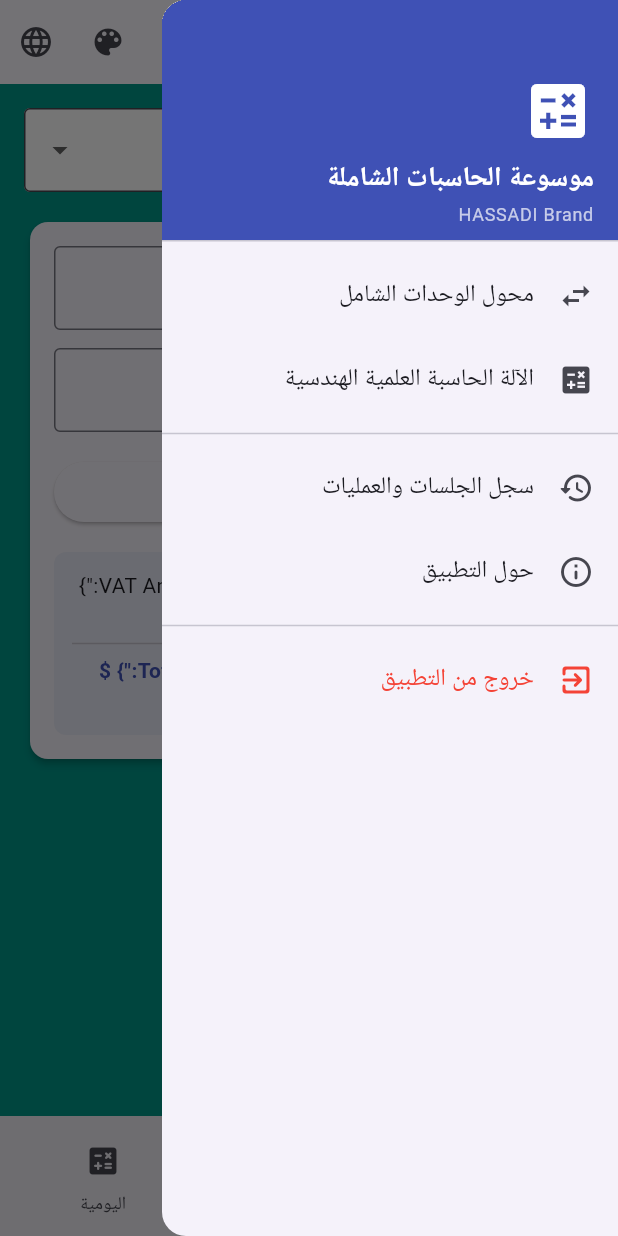
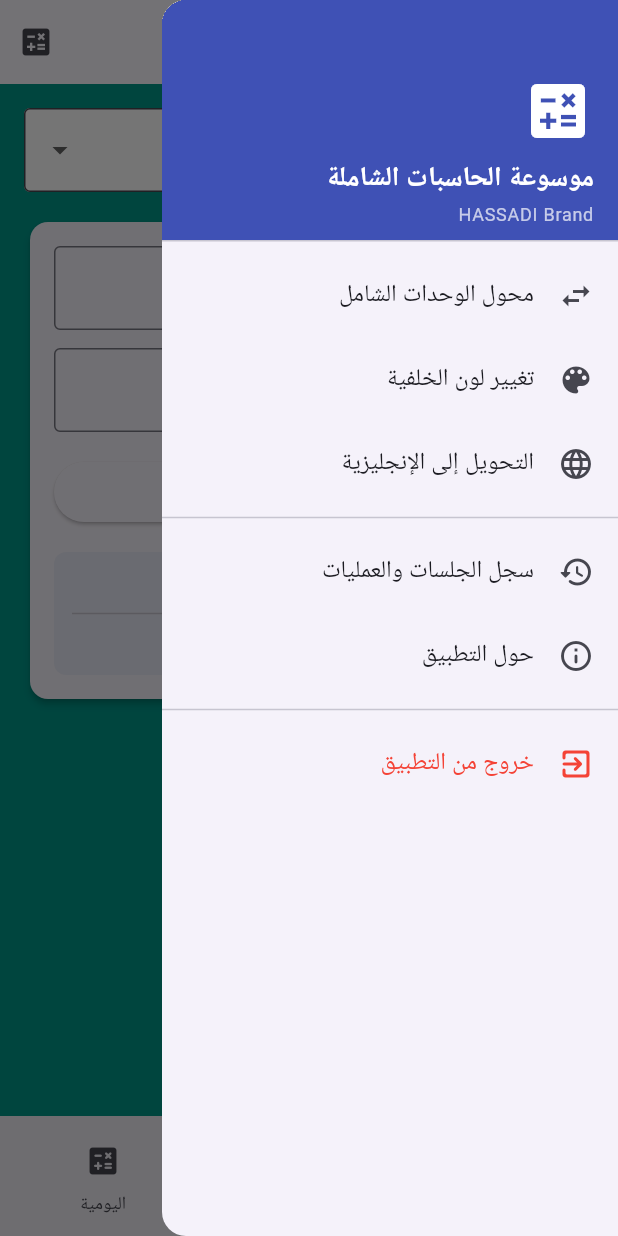
Before and after one commit to Ebrahassad/master-calculator, a Flutter app: the screen it shows after launch, with the side drawer open, on a phone screen of 412 x 824 dp. Run offline on Flutter 3.47's test engine with Material 3 defaults, Android fonts, the phone set to English and light mode, and no system bars; our stand-ins replace fl_chart, math_expressions, share_plus, shared_preferences.

Commit message:
Implement background color preferences and update UI
Added functionality to load and save background color preferences using SharedPreferences. Updated UI elements to reflect changes in color selection and removed unused color picker options.

```diff
--- a/lib/main.dart
+++ b/lib/main.dart
@@ -106,11 +106,33 @@
   Color _backgroundColor = Colors.teal;
   int _selectedIndex = 0;
 
+  @override
+  void initState() {
+    super.initState();
+    _loadPreferences();
+  }
+
+  Future<void> _loadPreferences() async {
+    final prefs = await SharedPreferences.getInstance();
+    final colorValue = prefs.getInt('bg_color');
+    if (colorValue != null) {
+      setState(() {
+        _backgroundColor = Color(colorValue);
+      });
+    }
+  }
+
+  Future<void> _saveBackgroundColor(Color color) async {
+    final prefs = await SharedPreferences.getInstance();
+    await prefs.setInt('bg_color', color.value);
+  }
+
   void _showColorPicker() {
     HapticFeedback.selectionClick();
     setState(() {
       _backgroundColor = _backgroundColor == Colors.teal ? Colors.indigo : Colors.teal;
     });
+    _saveBackgroundColor(_backgroundColor);
   }
 
   void _showHistoryDialog() {
@@ -203,14 +225,12 @@
         ),
         actions: [
           IconButton(
-            icon: const Icon(Icons.color_lens_rounded),
-            onPressed: _showColorPicker,
-            tooltip: widget.isArabic ? 'تغيير اللون' : 'Change Color',
-          ),
-          IconButton(
-            icon: const Icon(Icons.language_rounded),
-            onPressed: widget.onToggleLang,
-            tooltip: widget.isArabic ? 'Switch to English' : 'التحويل إلى العربية',
+            icon: const Icon(Icons.calculate),
+            onPressed: () {
+              HapticFeedback.selectionClick();
+              Navigator.push(context, MaterialPageRoute(builder: (context) => const ScientificCalculatorScreen()));
+            },
+            tooltip: widget.isArabic ? 'الآلة الحاسبة العلمية' : 'Scientific Calculator',
           ),
         ],
       ),
@@ -244,13 +264,14 @@
               },
             ),
             ListTile(
-              leading: const Icon(Icons.calculate),
-              title: Text(widget.isArabic ? 'الآلة الحاسبة العلمية الهندسية' : 'Scientific Calculator'),
-              onTap: () {
-                HapticFeedback.selectionClick();
-                Navigator.pop(context);
-                Navigator.push(context, MaterialPageRoute(builder: (context) => const ScientificCalculatorScreen()));
-              },
+              leading: const Icon(Icons.color_lens_rounded),
+              title: Text(widget.isArabic ? 'تغيير لون الخلفية' : 'Change Background Color'),
+              onTap: _showColorPicker,
+            ),
+            ListTile(
+              leading: const Icon(Icons.language_rounded),
+              title: Text(widget.isArabic ? 'التحويل إلى الإنجليزية' : 'Switch to English / Arabic'),
+              onTap: widget.onToggleLang,
             ),
             const Divider(),
             ListTile(
@@ -343,7 +364,7 @@
       _vatResult = amt * (rate / 100);
       _totalWithVat = amt + _vatResult;
     });
-    widget.onCalculate('VAT Total: \${_totalWithVat.toStringAsFixed(2)}');
+    widget.onCalculate('VAT Total: ${_totalWithVat.toStringAsFixed(2)}');
   }
 
   void _calculateLoan() {
@@ -363,7 +384,7 @@
         _totalInterest = (_monthlyInstallment * months) - principal;
       }
       setState(() {});
-      widget.onCalculate('Loan EMI: \${_monthlyInstallment.toStringAsFixed(2)}');
+      widget.onCalculate('Loan EMI: ${_monthlyInstallment.toStringAsFixed(2)}');
     }
   }
 
@@ -375,7 +396,7 @@
     setState(() {
       _netSalary = (basic + allowances) - deductions;
     });
-    widget.onCalculate('Net Salary: \${_netSalary.toStringAsFixed(2)}');
+    widget.onCalculate('Net Salary: ${_netSalary.toStringAsFixed(2)}');
   }
 
   @override
@@ -437,9 +458,9 @@
                   decoration: BoxDecoration(color: Colors.indigo.shade50, borderRadius: BorderRadius.circular(8)),
                   child: Column(
                     children: [
-                      Text('\${widget.isArabic ? "قيمة الضريبة:" : "VAT Amount:"} \${_vatResult.toStringAsFixed(2)}'),
+                      Text('${widget.isArabic ? "قيمة الضريبة:" : "VAT Amount:"} ${_vatResult.toStringAsFixed(2)}'),
                       const Divider(),
-                      Text('\${widget.isArabic ? "الإجمالي الشامل:" : "Total:"} \${_totalWithVat.toStringAsFixed(2)}', style: const TextStyle(fontWeight: FontWeight.bold, color: Colors.indigo)),
+                      Text('${widget.isArabic ? "الإجمالي الشامل:" : "Total:"} ${_totalWithVat.toStringAsFixed(2)}', style: const TextStyle(fontWeight: FontWeight.bold, color: Colors.indigo)),
                     ],
                   ),
                 )
@@ -477,10 +498,10 @@
                   decoration: BoxDecoration(color: Colors.teal.shade50, borderRadius: BorderRadius.circular(8)),
                   child: Column(
                     children: [
-                      Text('\${widget.isArabic ? "القسط الشهري:" : "Monthly EMI:"} \${_monthlyInstallment.toStringAsFixed(2)}',
+                      Text('${widget.isArabic ? "القسط الشهري:" : "Monthly EMI:"} ${_monthlyInstallment.toStringAsFixed(2)}',
                           style: const TextStyle(fontWeight: FontWeight.bold, fontSize: 16, color: Colors.teal)),
                       const Divider(),
-                      Text('\${widget.isArabic ? "إجمالي الفوائد:" : "Total Interest:"} \${_totalInterest.toStringAsFixed(2)}'),
+                      Text('${widget.isArabic ? "إجمالي الفوائد:" : "Total Interest:"} ${_totalInterest.toStringAsFixed(2)}'),
                     ],
                   ),
                 ),
@@ -548,7 +569,7 @@
                   decoration: BoxDecoration(color: Colors.green.shade50, borderRadius: BorderRadius.circular(8)),
                   child: Center(
                     child: Text(
-                      '\${widget.isArabic ? "صافي الراتب:" : "Net Salary:"} \${_netSalary.toStringAsFixed(2)}',
+                      '${widget.isArabic ? "صافي الراتب:" : "Net Salary:"} ${_netSalary.toStringAsFixed(2)}',
                       style: const TextStyle(fontWeight: FontWeight.bold, fontSize: 18, color: Colors.green),
                     ),
                   ),
@@ -625,7 +646,7 @@
         _bmiValue = bmi;
         _bmiStatus = status;
       });
-      widget.onCalculate('BMI: \${bmi.toStringAsFixed(1)} (\$status)');
+      widget.onCalculate('BMI: ${bmi.toStringAsFixed(1)} ($status)');
     }
   }
 
@@ -639,7 +660,7 @@
       setState(() {
         _dailyCalories = bmr * 1.375;
       });
-      widget.onCalculate('Calories: \${_dailyCalories.toStringAsFixed(0)} kcal');
+      widget.onCalculate('Calories: ${_dailyCalories.toStringAsFixed(0)} kcal');
     }
   }
 
@@ -650,7 +671,7 @@
       setState(() {
         _avgBloodSugar = (28.7 * a1c) - 46.7;
       });
-      widget.onCalculate('HbA1c: \$a1c%, eAG: \${_avgBloodSugar.toStringAsFixed(1)} mg/dL');
+      widget.onCalculate('HbA1c: $a1c%, eAG: ${_avgBloodSugar.toStringAsFixed(1)} mg/dL');
     }
   }
 
@@ -661,7 +682,7 @@
       setState(() {
         _waterLiters = (w * 35) / 1000;
       });
-      widget.onCalculate('Water Intake: \${_waterLiters.toStringAsFixed(2)} Liters');
+      widget.onCalculate('Water Intake: ${_waterLiters.toStringAsFixed(2)} Liters');
     }
   }
 
@@ -728,7 +749,7 @@
                     decoration: BoxDecoration(color: Colors.teal.shade50, borderRadius: BorderRadius.circular(8)),
                     child: Column(
                       children: [
-                        Text('BMI: \${_bmiValue.toStringAsFixed(1)}', style: const TextStyle(fontSize: 18, fontWeight: FontWeight.bold, color: Colors.teal)),
+                        Text('BMI: ${_bmiValue.toStringAsFixed(1)}', style: const TextStyle(fontSize: 18, fontWeight: FontWeight.bold, color: Colors.teal)),
                         const SizedBox(height: 4),
                         Text(_bmiStatus, style: const TextStyle(fontWeight: FontWeight.w500)),
                       ],
@@ -768,7 +789,7 @@
                     decoration: BoxDecoration(color: Colors.orange.shade50, borderRadius: BorderRadius.circular(8)),
                     child: Center(
                       child: Text(
-                        '\${widget.isArabic ? "احتياجك اليومي:" : "Daily Need:"} \${_dailyCalories.toStringAsFixed(0)} \${widget.isArabic ? "سعرة حرارية" : "kcal"}',
+                        '${widget.isArabic ? "احتياجك اليومي:" : "Daily Need:"} ${_dailyCalories.toStringAsFixed(0)} ${widget.isArabic ? "سعرة حرارية" : "kcal"}',
                         style: const TextStyle(fontWeight: FontWeight.bold, color: Colors.orange, fontSize: 16),
                       ),
                     ),
@@ -801,7 +822,7 @@
                     decoration: BoxDecoration(color: Colors.red.shade50, borderRadius: BorderRadius.circular(8)),
                     child: Center(
                       child: Text(
-                        '\${widget.isArabic ? "متوسط السكر التقديري (eAG):" : "Estimated Avg Glucose:"}\n\${_avgBloodSugar.toStringAsFixed(1)} mg/dL',
+                        '${widget.isArabic ? "متوسط السكر التقديري (eAG):" : "Estimated Avg Glucose:"}\n${_avgBloodSugar.toStringAsFixed(1)} mg/dL',
                         textAlign: TextAlign.center,
                         style: const TextStyle(fontWeight: FontWeight.bold, color: Colors.red, fontSize: 16),
                       ),
@@ -835,7 +856,7 @@
                     decoration: BoxDecoration(color: Colors.blue.shade50, borderRadius: BorderRadius.circular(8)),
                     child: Center(
                       child: Text(
-                        '\${widget.isArabic ? "الكمية اليومية اللازمة:" : "Daily Water Intake:"}\n\${_waterLiters.toStringAsFixed(2)} \${widget.isArabic ? "لتر" : "Liters"}',
+                        '${widget.isArabic ? "الكمية اليومية اللازمة:" : "Daily Water Intake:"}\n${_waterLiters.toStringAsFixed(2)} ${widget.isArabic ? "لتر" : "Liters"}',
                         textAlign: TextAlign.center,
                         style: const TextStyle(fontWeight: FontWeight.bold, color: Colors.blue, fontSize: 16),
                       ),
@@ -883,7 +904,7 @@
       _savedAmount = price * (disc / 100);
       _finalPrice = price - _savedAmount;
     });
-    widget.onCalculate('Discount Final: \${_finalPrice.toStringAsFixed(2)}');
+    widget.onCalculate('Discount Final: ${_finalPrice.toStringAsFixed(2)}');
   }
 
   void _convertStorage() {
@@ -893,7 +914,7 @@
       _mbResult = gb * 1024;
       _kbResult = gb * 1024 * 1024;
     });
-    widget.onCalculate('Storage MB: \${_mbResult.toStringAsFixed(0)}');
+    widget.onCalculate('Storage MB: ${_mbResult.toStringAsFixed(0)}');
   }
 
   Future<void> _pickBirthDate(BuildContext context) async {
@@ -924,7 +945,7 @@
         _calculatedMonths = months;
         _calculatedDays = days;
       });
-      widget.onCalculate('Age: \$_calculatedYears years, \$_calculatedMonths months');
+      widget.onCalculate('Age: $_calculatedYears years, $_calculatedMonths months');
     }
   }
 
@@ -987,9 +1008,9 @@
                   decoration: BoxDecoration(color: Colors.green.shade50, borderRadius: BorderRadius.circular(8)),
                   child: Column(
                     children: [
-                      Text('\${widget.isArabic ? "مقدار التوفير:" : "You Save:"} \${_savedAmount.toStringAsFixed(2)}'),
+                      Text('${widget.isArabic ? "مقدار التوفير:" : "You Save:"} ${_savedAmount.toStringAsFixed(2)}'),
                       const Divider(),
-                      Text('\${widget.isArabic ? "السعر النهائي:" : "Final Price:"} \${_finalPrice.toStringAsFixed(2)}', style: const TextStyle(fontWeight: FontWeight.bold, color: Colors.green)),
+                      Text('${widget.isArabic ? "السعر النهائي:" : "Final Price:"} ${_finalPrice.toStringAsFixed(2)}', style: const TextStyle(fontWeight: FontWeight.bold, color: Colors.green)),
                     ],
                   ),
                 )
@@ -1020,9 +1041,9 @@
                   decoration: BoxDecoration(color: Colors.purple.shade50, borderRadius: BorderRadius.circular(8)),
                   child: Column(
                     children: [
-                      Text('MB: \${_mbResult.toStringAsFixed(0)}'),
+                      Text('MB: ${_mbResult.toStringAsFixed(0)}'),
                       const Divider(),
-                      Text('KB: \${_kbResult.toStringAsFixed(0)}', style: const TextStyle(fontWeight: FontWeight.bold, color: Colors.purple)),
+                      Text('KB: ${_kbResult.toStringAsFixed(0)}', style: const TextStyle(fontWeight: FontWeight.bold, color: Colors.purple)),
                     ],
                   ),
                 )
@@ -1059,8 +1080,8 @@
                     child: Center(
                       child: Text(
                         widget.isArabic
-                            ? 'عمرك هو:\n\$_calculatedYears سنة، \$_calculatedMonths أشهر، و\$_calculatedDays يوم'
-                            : 'Your Age:\n\$_calculatedYears Years, \$_calculatedMonths Months, \$_calculatedDays Days',
+                            ? 'عمرك هو:\n$_calculatedYears سنة، $_calculatedMonths أشهر، و$_calculatedDays يوم'
+                            : 'Your Age:\n$_calculatedYears Years, $_calculatedMonths Months, $_calculatedDays Days',
                         textAlign: TextAlign.center,
                         style: const TextStyle(fontWeight: FontWeight.bold, color: Colors.indigo, fontSize: 16),
                       ),
```
